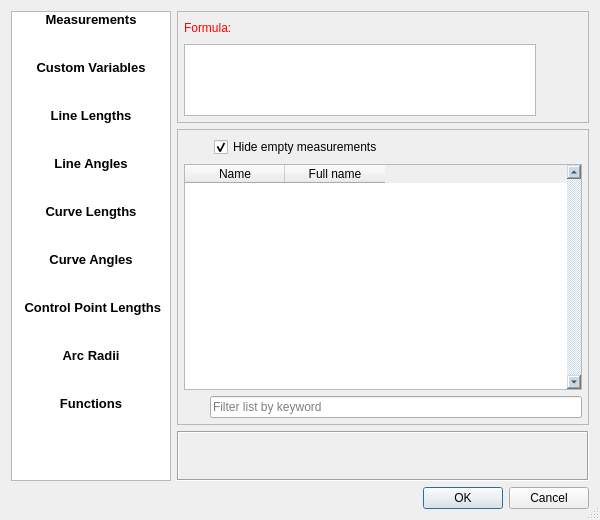
First picture: the form in src/libs/vtools/dialogs/support/edit_formula_dialog.ui, repository FashionFreedom/Seamly2D, before the edit.
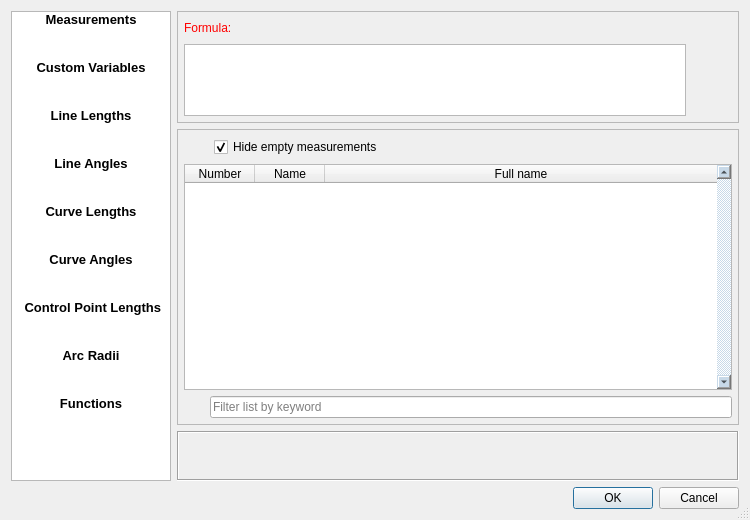
Second picture: the form after the edit. Icons and pictures are not drawn.

Commit message: add num col to fx editor

Diff of the .ui file:
```diff
--- a/src/libs/vtools/dialogs/support/edit_formula_dialog.ui
+++ b/src/libs/vtools/dialogs/support/edit_formula_dialog.ui
@@ -9,7 +9,7 @@
    <rect>
     <x>0</x>
     <y>0</y>
-    <width>600</width>
+    <width>750</width>
     <height>520</height>
    </rect>
   </property>
@@ -21,7 +21,7 @@
   </property>
   <property name="minimumSize">
    <size>
-    <width>440</width>
+    <width>750</width>
     <height>520</height>
    </size>
   </property>
@@ -685,12 +685,29 @@
               <property name="cornerButtonEnabled">
                <bool>false</bool>
               </property>
+              <property name="columnCount">
+               <number>3</number>
+              </property>
+              <attribute name="horizontalHeaderDefaultSectionSize">
+               <number>70</number>
+              </attribute>
+              <attribute name="horizontalHeaderStretchLastSection">
+               <bool>true</bool>
+              </attribute>
               <attribute name="verticalHeaderVisible">
                <bool>false</bool>
               </attribute>
               <attribute name="verticalHeaderHighlightSections">
                <bool>false</bool>
               </attribute>
+              <attribute name="verticalHeaderStretchLastSection">
+               <bool>false</bool>
+              </attribute>
+              <column>
+               <property name="text">
+                <string>Number</string>
+               </property>
+              </column>
               <column>
                <property name="text">
                 <string>Name</string>
```
Left out of the diff: 2 changed lines with no effect on the pictures. The commit also changes 1 other file.
